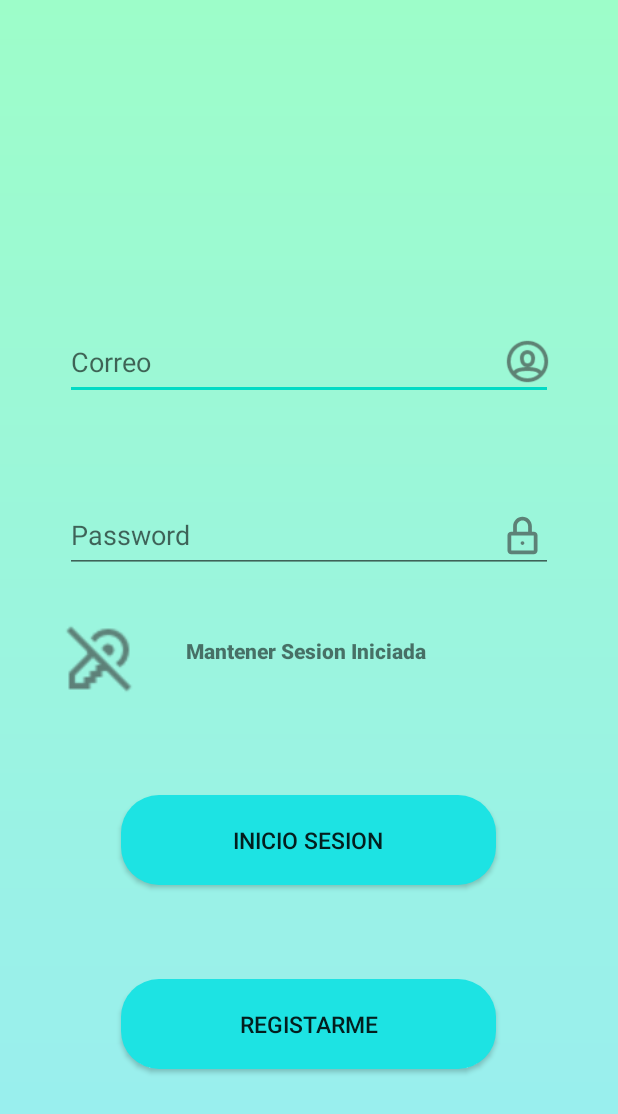
After one commit to cmorenorosales/ProyectoMapas, an Android app: the layout activity_inicio_sesion.xml on its own in the app's theme, with its tools: preview values and no code run, on a phone screen of 412 x 824 dp. The commit adds this screen. Shown: the top 1114 px of the screen. Run offline under Robolectric (Android 15) with nearby library versions, the phone set to English and light mode, and no system bars.

Commit message:
Interfaces de InicioSesion,Registarse Clases para registarse y crear usuario Archivos de imagen

```diff
--- /dev/null
+++ b/app/src/main/res/drawable/bg_botones.xml
@@ -0,0 +1,10 @@
+<?xml version="1.0" encoding="utf-8"?>
+<shape xmlns:android="http://schemas.android.com/apk/res/android">
+
+    <solid
+        android:color="#1DE3E3"/>
+
+    <corners
+        android:radius="25dp"
+        />
+</shape>
--- /dev/null
+++ b/app/src/main/res/drawable/bg_green_gradiant.xml
@@ -0,0 +1,9 @@
+<?xml version="1.0" encoding="utf-8"?>
+<shape xmlns:android="http://schemas.android.com/apk/res/android">
+
+    <gradient
+        android:startColor="#9DFDC9"
+        android:endColor="#99EDF2"
+        android:angle="100"
+        />
+</shape>
--- /dev/null
+++ b/app/src/main/res/drawable/ic_lock.xml
@@ -0,0 +1,12 @@
+<vector xmlns:android="http://schemas.android.com/apk/res/android"
+    android:width="24dp"
+    android:height="24dp"
+    android:viewportWidth="24"
+    android:viewportHeight="24"
+    android:tint="#333333"
+    android:alpha="0.6">
+  <path
+      android:pathData="M7,7V10H6C4.9317,10 4,10.7764 4,11.8333V20.1667C4,21.2236 4.9317,22 6,22H18C19.0684,22 20,21.2236 20,20.1667V11.8333C20,10.7764 19.0684,10 18,10H17V7C17,4.2386 14.7614,2 12,2C9.2386,2 7,4.2386 7,7ZM15,7V10H9V7C9,5.3432 10.3431,4 12,4C13.6569,4 15,5.3432 15,7ZM6,20V12H18V20H6ZM13,16C13,16.5523 12.5523,17 12,17C11.4477,17 11,16.5523 11,16C11,15.4477 11.4477,15 12,15C12.5523,15 13,15.4477 13,16Z"
+      android:fillColor="#000000"
+      android:fillType="evenOdd"/>
+</vector>
--- /dev/null
+++ b/app/src/main/res/drawable/ic_toggle.xml
@@ -0,0 +1,9 @@
+<?xml version="1.0" encoding="utf-8"?>
+<selector xmlns:android="http://schemas.android.com/apk/res/android">
+
+    <item android:state_checked="false"
+        android:drawable="@drawable/ic_slide_switch_off" />
+
+    <item android:state_checked="true"
+        android:drawable="@drawable/ic_slide_switch_on" />
+</selector>
--- /dev/null
+++ b/app/src/main/res/drawable/ic_toggle_bg.xml
@@ -0,0 +1,10 @@
+<?xml version="1.0" encoding="utf-8"?>
+<layer-list xmlns:android="http://schemas.android.com/apk/res/android">
+
+    <item android:id="@android:id/background"
+        android:drawable="@android:color/transparent" />
+
+    <item android:id="@android:id/toggle"
+        android:drawable="@drawable/ic_toggle" />
+
+</layer-list>
--- /dev/null
+++ b/app/src/main/res/layout/activity_inicio_sesion.xml
@@ -0,0 +1,116 @@
+<?xml version="1.0" encoding="utf-8"?>
+<androidx.constraintlayout.widget.ConstraintLayout xmlns:android="http://schemas.android.com/apk/res/android"
+    xmlns:app="http://schemas.android.com/apk/res-auto"
+    xmlns:tools="http://schemas.android.com/tools"
+    android:layout_width="match_parent"
+    android:layout_height="match_parent"
+    android:background="@drawable/bg_green_gradiant"
+    tools:context=".InicioSesion">
+
+
+    <EditText
+        android:id="@+id/eTextCorreo"
+        android:layout_width="325dp"
+        android:layout_height="50dp"
+        android:hint="Correo"
+        android:inputType="text"
+        app:layout_constraintBottom_toBottomOf="parent"
+        app:layout_constraintEnd_toEndOf="parent"
+        app:layout_constraintStart_toStartOf="parent"
+        app:layout_constraintTop_toTopOf="parent"
+        app:layout_constraintVertical_bias="0.28" />
+
+    <EditText
+        android:id="@+id/eTextPassword"
+        android:layout_width="325dp"
+        android:layout_height="50dp"
+        android:hint="Password"
+        android:inputType="text"
+        app:layout_constraintBottom_toBottomOf="parent"
+        app:layout_constraintEnd_toEndOf="parent"
+        app:layout_constraintStart_toStartOf="parent"
+        app:layout_constraintTop_toBottomOf="@+id/eTextCorreo"
+        app:layout_constraintVertical_bias="0.129" />
+
+    <androidx.appcompat.widget.AppCompatButton
+        android:id="@+id/btnInicar"
+        android:layout_width="250dp"
+        android:layout_height="60dp"
+        android:background="@drawable/bg_botones"
+        android:text="Inicio Sesion"
+        android:textSize="15dp"
+        app:layout_constraintBottom_toBottomOf="parent"
+        app:layout_constraintEnd_toEndOf="parent"
+        app:layout_constraintHorizontal_bias="0.496"
+        app:layout_constraintStart_toStartOf="parent"
+        app:layout_constraintTop_toBottomOf="@+id/appCompatTextView"
+        app:layout_constraintVertical_bias="0.221" />
+
+    <ImageView
+        android:layout_width="30dp"
+        android:layout_height="30dp"
+        android:src="@drawable/ic_user"
+        app:layout_constraintBottom_toBottomOf="@+id/eTextCorreo"
+        app:layout_constraintEnd_toEndOf="@+id/eTextCorreo"
+        app:layout_constraintHorizontal_bias="0.993"
+        app:layout_constraintStart_toStartOf="@+id/eTextCorreo"
+        app:layout_constraintTop_toTopOf="@+id/eTextCorreo"
+        app:layout_constraintVertical_bias="0.45" />
+
+    <androidx.constraintlayout.utils.widget.ImageFilterView
+        android:layout_width="30dp"
+        android:layout_height="30dp"
+        android:src="@drawable/ic_lock"
+        app:layout_constraintBottom_toBottomOf="@+id/eTextPassword"
+        app:layout_constraintEnd_toEndOf="@+id/eTextPassword"
+        app:layout_constraintHorizontal_bias="0.983"
+        app:layout_constraintStart_toStartOf="@+id/eTextPassword"
+        app:layout_constraintTop_toTopOf="@+id/eTextPassword" />
+
+    <ToggleButton
+        android:id="@+id/toggleButton"
+        style="@style/Widget.Button.Toggle"
+        android:layout_width="48dp"
+        android:layout_height="48dp"
+        android:layout_gravity="right"
+        android:background="@drawable/ic_toggle_bg"
+        android:textOff=" "
+        android:textOn=" "
+        app:layout_constraintBottom_toBottomOf="parent"
+        app:layout_constraintEnd_toEndOf="parent"
+        app:layout_constraintHorizontal_bias="0.115"
+        app:layout_constraintStart_toStartOf="parent"
+        app:layout_constraintTop_toBottomOf="@+id/eTextPassword"
+        app:layout_constraintVertical_bias="0.084" />
+
+    <androidx.appcompat.widget.AppCompatTextView
+        android:id="@+id/appCompatTextView"
+        android:layout_width="200dp"
+        android:layout_height="40dp"
+
+        android:fontFamily="sans-serif-black"
+        android:text="Mantener Sesion Iniciada "
+        android:textAlignment="center"
+        android:textAllCaps="false"
+        app:layout_constraintBottom_toBottomOf="parent"
+        app:layout_constraintEnd_toEndOf="parent"
+        app:layout_constraintHorizontal_bias="0.123"
+        app:layout_constraintStart_toEndOf="@+id/toggleButton"
+        app:layout_constraintTop_toBottomOf="@+id/eTextPassword"
+        app:layout_constraintVertical_bias="0.104" />
+
+    <androidx.appcompat.widget.AppCompatButton
+        android:id="@+id/btnRegistrarse"
+        android:layout_width="250dp"
+        android:layout_height="60dp"
+        android:background="@drawable/bg_botones"
+        android:text="Registarme"
+        android:textSize="15dp"
+        app:layout_constraintBottom_toBottomOf="parent"
+        app:layout_constraintEnd_toEndOf="parent"
+        app:layout_constraintHorizontal_bias="0.496"
+        app:layout_constraintStart_toStartOf="parent"
+        app:layout_constraintTop_toBottomOf="@+id/btnInicar"
+        app:layout_constraintVertical_bias="0.36" />
+
+</androidx.constraintlayout.widget.ConstraintLayout>
--- /dev/null
+++ b/app/src/main/res/values/Styles.xml
@@ -0,0 +1,8 @@
+<?xml version="1.0" encoding="utf-8"?>
+<resources>
+
+    <style name="Widget.Button.Toggle" parent="android:Widget">
+        <item name="android:background">@drawable/ic_toggle_bg</item>
+        <item name="android:disabledAlpha">?android:attr/disabledAlpha</item>
+    </style>
+</resources>
--- a/app/src/main/res/values/colors.xml
+++ b/app/src/main/res/values/colors.xml
@@ -7,4 +7,5 @@
     <color name="teal_700">#FF018786</color>
     <color name="black">#FF000000</color>
     <color name="white">#FFFFFFFF</color>
+    <color name="clickable_text">#1E33F4</color>
 </resources>
```
Also changed, not shown: app/src/main/AndroidManifest.xml (+10 -5 lines), app/src/main/java/com/example/proyectomapas/InicioSesion.kt (added, +69 -0 lines), app/src/main/java/com/example/proyectomapas/Registrar.kt (added, +82 -0 lines), app/src/main/res/drawable/bg_inicio.xml (added, +12 -0 lines), app/src/main/res/drawable/ic_galeria.xml (added, +12 -0 lines), app/src/main/res/layout/activity_registrar.xml (added, +107 -0 lines), app/src/main/res/drawable/ic_camara.png (added), app/src/main/res/drawable/ic_log_out.png (added), app/src/main/res/drawable/ic_slide_switch_off.png (added), app/src/main/res/drawable/ic_slide_switch_on.png (added), app/src/main/res/drawable/ic_user.png (added).
